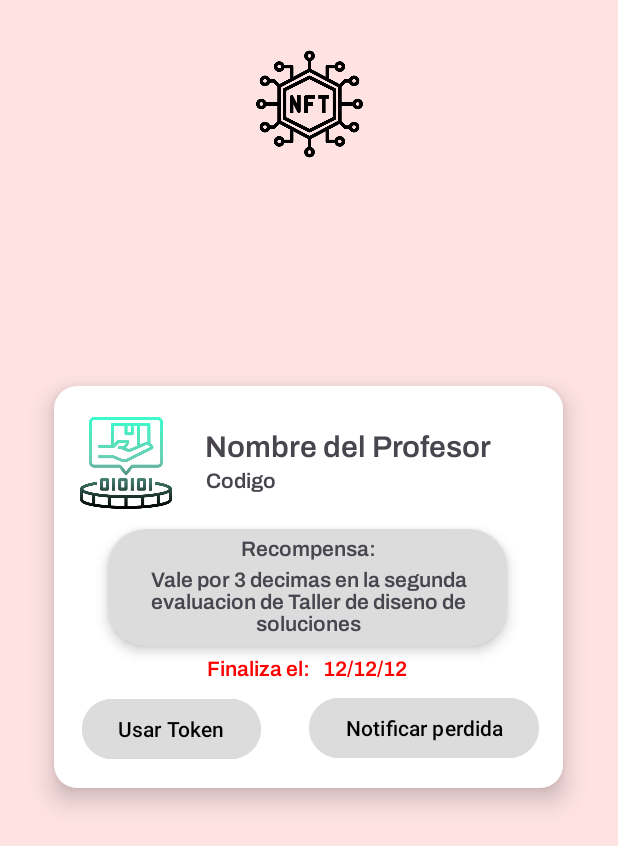
After one commit to Carlinhos2304/Seminario, an Android app: the MainDetallesToken screen opened directly, with no data from a screen before it, on a phone screen of 412 x 824 dp. The commit adds this screen. Shown: the top 846 px of the screen. Run offline under Robolectric (Android 15) with nearby library versions, the phone set to English and light mode, and no system bars; Roboto replaces fonts that are not available here; 4 statements that could not run were skipped.

Commit message:
Volando los pibes

```diff
--- a/app/src/main/AndroidManifest.xml
+++ b/app/src/main/AndroidManifest.xml
@@ -43,6 +43,10 @@
         </activity>
         <activity android:name=".MainAsignadoCorrectamente">
         </activity>
+        <activity android:name=".MainDetallesToken">
+        </activity>
+        <activity android:name=".MainTokenUsado">
+        </activity>
 
         <meta-data
             android:name="preloaded_fonts"
--- /dev/null
+++ b/app/src/main/java/com/example/seminario/MainDetallesToken.java
@@ -0,0 +1,39 @@
+package com.example.seminario;
+
+import android.content.Intent;
+import android.os.Bundle;
+import android.view.View;
+import android.widget.Button;
+import android.widget.TextView;
+
+import androidx.appcompat.app.AppCompatActivity;
+
+public class MainDetallesToken extends AppCompatActivity {
+
+    @Override
+    protected void onCreate(Bundle savedInstanceState) {
+        super.onCreate(savedInstanceState);
+        setContentView(R.layout.detalles_token_alumno);
+
+        UserToken token = getIntent().getParcelableExtra("token");
+        TextView textViewCodigo = findViewById(R.id.textViewCodigo);
+        TextView nombreProfesor = findViewById(R.id.nombreprofesor_token);
+        TextView recompensa = findViewById(R.id.recompensa);
+        TextView fecha = findViewById(R.id.fecha_token);
+        Button boton = findViewById(R.id.boton_usar);
+
+        textViewCodigo.setText(token.getCodigo());
+        nombreProfesor.setText(token.getNombreProfesor());
+        recompensa.setText(token.getRecompensa());
+        fecha.setText(token.getPlazoEntrega());
+
+        boton.setOnClickListener(new View.OnClickListener() {
+            @Override
+            public void onClick(View view) {
+                token.clearRutAlumno();
+
+            }
+        });
+
+    }
+}
--- a/app/src/main/java/com/example/seminario/MainEditarNuevoToken.java
+++ b/app/src/main/java/com/example/seminario/MainEditarNuevoToken.java
@@ -51,7 +51,7 @@ public class MainEditarNuevoToken extends AppCompatActivity {
         // Validar que el código no esté vacío y que el profesor no sea nulo
         if (!TextUtils.isEmpty(codigo) && profesor != null) {
             // Crear una instancia de UserToken con el código
-            UserToken token = new UserToken(codigo, profesor.getRut(), "", "");
+            UserToken token = new UserToken(codigo, profesor.getRut(), "", "", profesor.getnombre_Apellido());
             String rutFirebase = profesor.getRut().replace(".", "").replace("-", "");
 
             // Agregar el nuevo token directamente a la colección "tokens" con el código como clave
--- a/app/src/main/java/com/example/seminario/MainTokensProfesor.java
+++ b/app/src/main/java/com/example/seminario/MainTokensProfesor.java
@@ -58,8 +58,11 @@ public class MainTokensProfesor extends AppCompatActivity {
 
             // Obtener solo los tokens asociados al profesor específico
             DatabaseReference tokensRef = FirebaseDatabase.getInstance().getReference("Profesores")
+                    .child(rutFirebase)
                     .child("tokens");
-            tokensRef.child(rutFirebase).child("tokens").addListenerForSingleValueEvent(new ValueEventListener() {
+
+
+            tokensRef.addListenerForSingleValueEvent(new ValueEventListener() {
                 @Override
                 public void onDataChange(@NonNull DataSnapshot dataSnapshot) {
 
--- /dev/null
+++ b/app/src/main/res/layout/detalles_token_alumno.xml
@@ -0,0 +1,183 @@
+<?xml version="1.0" encoding="utf-8"?>
+<androidx.constraintlayout.widget.ConstraintLayout xmlns:android="http://schemas.android.com/apk/res/android"
+    xmlns:app="http://schemas.android.com/apk/res-auto"
+    xmlns:tools="http://schemas.android.com/tools"
+    android:layout_width="match_parent"
+    android:layout_height="match_parent"
+    android:background="#FFE3E3">
+
+    <androidx.constraintlayout.widget.ConstraintLayout
+        android:layout_width="339dp"
+        android:layout_height="268dp"
+        android:background="@drawable/cuadro_redondo"
+        android:elevation="10dp"
+        app:layout_constraintBottom_toBottomOf="parent"
+        app:layout_constraintEnd_toEndOf="parent"
+        app:layout_constraintHorizontal_bias="0.493"
+        app:layout_constraintStart_toStartOf="parent"
+        app:layout_constraintTop_toTopOf="parent"
+        app:layout_constraintVertical_bias="0.463">
+
+        <ImageView
+            android:id="@+id/imageView12"
+            android:layout_width="65dp"
+            android:layout_height="65dp"
+            android:elevation="5dp"
+            app:layout_constraintBottom_toBottomOf="parent"
+            app:layout_constraintEnd_toEndOf="parent"
+            app:layout_constraintHorizontal_bias="0.057"
+            app:layout_constraintStart_toStartOf="parent"
+            app:layout_constraintTop_toTopOf="parent"
+            app:layout_constraintVertical_bias="0.092"
+            app:srcCompat="@drawable/token__1_" />
+
+        <TextView
+            android:id="@+id/nombreprofesor_token"
+            android:layout_width="wrap_content"
+            android:layout_height="wrap_content"
+            android:layout_marginStart="20dp"
+            android:fontFamily="@font/archivo_semibold"
+            android:text="Nombre del Profesor"
+            android:textColorHint="#000000"
+            android:textSize="20sp"
+            app:layout_constraintBottom_toBottomOf="parent"
+            app:layout_constraintEnd_toEndOf="parent"
+            app:layout_constraintHorizontal_bias="0.0"
+            app:layout_constraintStart_toEndOf="@+id/imageView12"
+            app:layout_constraintTop_toTopOf="parent"
+            app:layout_constraintVertical_bias="0.107" />
+
+        <TextView
+            android:id="@+id/textViewCodigo"
+            android:layout_width="wrap_content"
+            android:layout_height="wrap_content"
+            android:layout_marginStart="20dp"
+            android:fontFamily="@font/archivo_semibold"
+            android:text="Codigo"
+            android:textColorHint="#000000"
+            android:textSize="14sp"
+            app:layout_constraintBottom_toBottomOf="parent"
+            app:layout_constraintEnd_toEndOf="parent"
+            app:layout_constraintHorizontal_bias="0.005"
+            app:layout_constraintStart_toEndOf="@+id/imageView12"
+            app:layout_constraintTop_toTopOf="parent"
+            app:layout_constraintVertical_bias="0.212" />
+
+        <TextView
+            android:id="@+id/textViewCodigo4"
+            android:layout_width="wrap_content"
+            android:layout_height="wrap_content"
+            android:fontFamily="@font/archivo_semibold"
+            android:text="Finaliza el:"
+            android:textColor="#FF0000"
+            android:textColorHint="#000000"
+            android:textSize="14sp"
+            app:layout_constraintBottom_toBottomOf="parent"
+            app:layout_constraintEnd_toEndOf="parent"
+            app:layout_constraintHorizontal_bias="0.378"
+            app:layout_constraintStart_toStartOf="parent"
+            app:layout_constraintTop_toTopOf="parent"
+            app:layout_constraintVertical_bias="0.714" />
+
+        <TextView
+            android:id="@+id/fecha_token"
+            android:layout_width="wrap_content"
+            android:layout_height="wrap_content"
+            android:layout_marginEnd="104dp"
+            android:fontFamily="@font/archivo_semibold"
+            android:text="12/12/12"
+            android:textColor="#FF0000"
+            android:textColorHint="#000000"
+            android:textSize="14sp"
+            app:layout_constraintBottom_toBottomOf="parent"
+            app:layout_constraintEnd_toEndOf="parent"
+            app:layout_constraintHorizontal_bias="1.0"
+            app:layout_constraintStart_toEndOf="@+id/textViewCodigo4"
+            app:layout_constraintTop_toTopOf="parent"
+            app:layout_constraintVertical_bias="0.714" />
+
+        <Button
+            android:id="@+id/boton_usar"
+            android:layout_width="wrap_content"
+            android:layout_height="wrap_content"
+            android:layout_marginEnd="32dp"
+            android:backgroundTint="#DCDCDC"
+            android:text="Usar Token"
+            android:textColor="#000000"
+            app:layout_constraintBottom_toBottomOf="parent"
+            app:layout_constraintEnd_toStartOf="@+id/boton_perdida"
+            app:layout_constraintHorizontal_bias="1.0"
+            app:layout_constraintStart_toStartOf="parent"
+            app:layout_constraintTop_toTopOf="parent"
+            app:layout_constraintVertical_bias="0.931" />
+
+        <Button
+            android:id="@+id/boton_perdida"
+            android:layout_width="wrap_content"
+            android:layout_height="wrap_content"
+            android:layout_marginTop="204dp"
+            android:layout_marginEnd="16dp"
+            android:backgroundTint="#DCDCDC"
+            android:text="Notificar perdida"
+            android:textColor="#000000"
+            app:layout_constraintEnd_toEndOf="parent"
+            app:layout_constraintTop_toTopOf="parent" />
+
+        <androidx.constraintlayout.widget.ConstraintLayout
+            android:layout_width="266dp"
+            android:layout_height="78dp"
+            android:layout_marginTop="72dp"
+            android:layout_marginBottom="26dp"
+            android:background="@drawable/boton_redondo"
+            android:elevation="5dp"
+            app:layout_constraintBottom_toBottomOf="@+id/textViewCodigo4"
+            app:layout_constraintEnd_toEndOf="parent"
+            app:layout_constraintHorizontal_bias="0.492"
+            app:layout_constraintStart_toStartOf="parent"
+            app:layout_constraintTop_toTopOf="@+id/nombreprofesor_token">
+
+            <TextView
+                android:id="@+id/recompensa"
+                android:layout_width="261dp"
+                android:layout_height="54dp"
+                android:fontFamily="@font/archivo_semibold"
+                android:text="Vale por 3 decimas en la segunda evaluacion de Taller de diseno de soluciones"
+                android:textAlignment="center"
+                android:textColorHint="#000000"
+                android:textSize="14sp"
+                app:layout_constraintBottom_toBottomOf="parent"
+                app:layout_constraintEnd_toEndOf="parent"
+                app:layout_constraintStart_toStartOf="parent" />
+
+            <TextView
+                android:id="@+id/textViewCodigo2"
+                android:layout_width="wrap_content"
+                android:layout_height="wrap_content"
+                android:fontFamily="@font/archivo_semibold"
+                android:text="Recompensa:"
+                android:textColorHint="#000000"
+                android:textSize="14sp"
+                app:layout_constraintBottom_toTopOf="@+id/recompensa"
+                app:layout_constraintEnd_toEndOf="parent"
+                app:layout_constraintHorizontal_bias="0.502"
+                app:layout_constraintStart_toStartOf="parent"
+                app:layout_constraintTop_toTopOf="parent" />
+        </androidx.constraintlayout.widget.ConstraintLayout>
+
+    </androidx.constraintlayout.widget.ConstraintLayout>
+
+    <ImageView
+        android:id="@+id/imageView15"
+        android:layout_width="107dp"
+        android:layout_height="76dp"
+        android:contentDescription="TODO"
+        android:elevation="10dp"
+        app:layout_constraintBottom_toBottomOf="parent"
+        app:layout_constraintEnd_toEndOf="parent"
+        app:layout_constraintStart_toStartOf="parent"
+        app:layout_constraintTop_toTopOf="parent"
+        app:layout_constraintVertical_bias="0.042"
+        app:srcCompat="@drawable/logo_token"
+        tools:layout_editor_absoluteX="-44dp"
+        tools:layout_editor_absoluteY="16dp" />
+</androidx.constraintlayout.widget.ConstraintLayout>
```
Also changed, not shown: app/src/main/java/com/example/seminario/MainInicioEs.java (+51 -20 lines), app/src/main/java/com/example/seminario/MainRegisterEstudiante.java (+35 -4 lines), app/src/main/java/com/example/seminario/MainTokenUsado.java (added, +35 -0 lines), app/src/main/java/com/example/seminario/TokenAdapter.java (+20 -1 lines), app/src/main/java/com/example/seminario/UserEstudiante.java (+13 -1 lines), app/src/main/java/com/example/seminario/UserToken.java (+53 -2 lines), app/src/main/res/layout/inicio_estudiante.xml (+46 -15 lines), app/src/main/res/layout/usado.xml (added, +34 -0 lines), app/src/main/res/values/strings.xml (+10 -0 lines).
